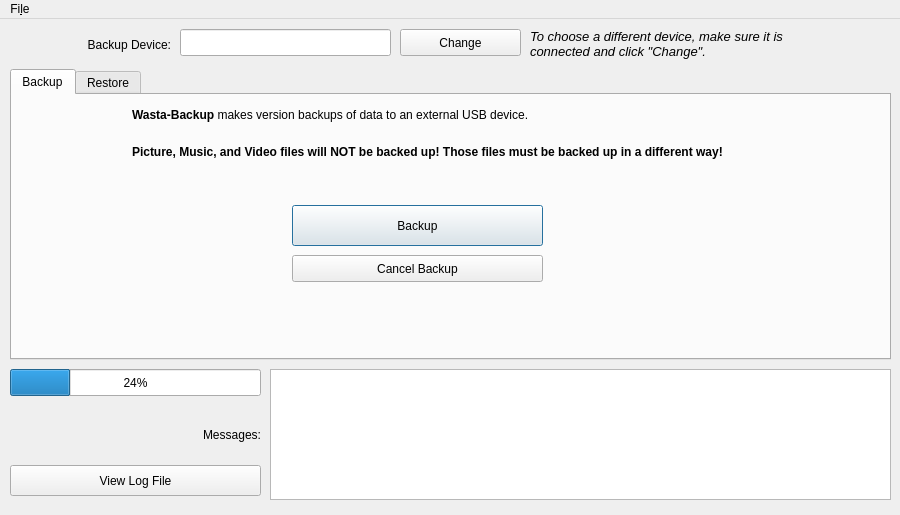
The window that mainwindow.ui (wasta-linux/wasta-backup) describes before a commit, drawn with Qt 5.
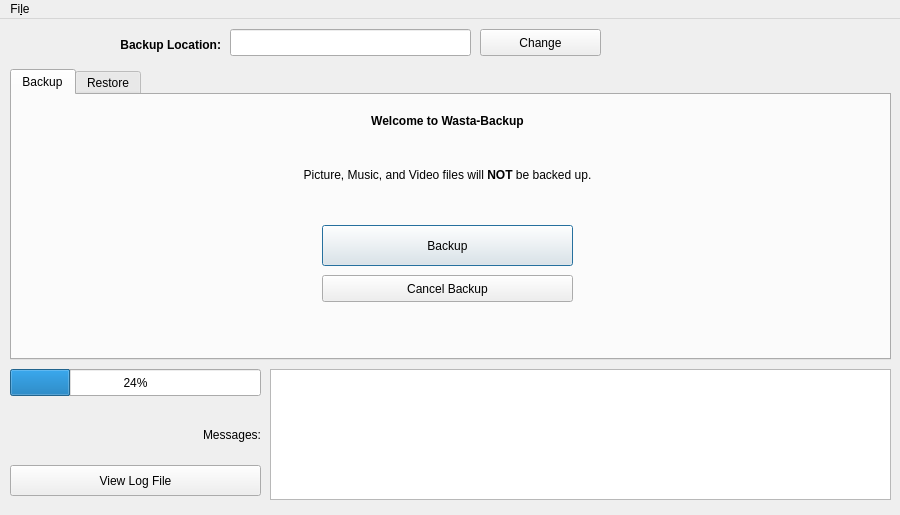
The same window after the commit. The open tabs and pages were chosen to show the change.

The edit to the form file:
```diff
--- a/mainwindow.ui
+++ b/mainwindow.ui
@@ -17,7 +17,7 @@
    <widget class="QPushButton" name="changeDeviceButton">
     <property name="geometry">
      <rect>
-      <x>400</x>
+      <x>480</x>
       <y>10</y>
       <width>121</width>
       <height>27</height>
@@ -30,9 +30,9 @@
    <widget class="QLineEdit" name="targetDeviceDisp">
     <property name="geometry">
      <rect>
-      <x>180</x>
+      <x>230</x>
       <y>10</y>
-      <width>211</width>
+      <width>241</width>
       <height>27</height>
      </rect>
     </property>
@@ -45,40 +45,21 @@
      <rect>
       <x>10</x>
       <y>5</y>
-      <width>161</width>
+      <width>211</width>
       <height>41</height>
      </rect>
     </property>
-    <property name="text">
-     <string>Backup Device:</string>
-    </property>
-    <property name="alignment">
-     <set>Qt::AlignRight|Qt::AlignTrailing|Qt::AlignVCenter</set>
-    </property>
-    <property name="wordWrap">
-     <bool>true</bool>
-    </property>
-   </widget>
-   <widget class="QLabel" name="label_4">
-    <property name="geometry">
-     <rect>
-      <x>530</x>
-      <y>10</y>
-      <width>291</width>
-      <height>61</height>
-     </rect>
-    </property>
     <property name="font">
      <font>
-      <pointsize>10</pointsize>
-      <italic>true</italic>
+      <weight>75</weight>
+      <bold>true</bold>
      </font>
     </property>
     <property name="text">
-     <string>To choose a different device, make sure it is connected and click &quot;Change&quot;.</string>
+     <string>Backup Location:</string>
     </property>
     <property name="alignment">
-     <set>Qt::AlignLeading|Qt::AlignLeft|Qt::AlignTop</set>
+     <set>Qt::AlignRight|Qt::AlignTrailing|Qt::AlignVCenter</set>
     </property>
     <property name="wordWrap">
      <bool>true</bool>
@@ -115,8 +96,8 @@
      <widget class="QPushButton" name="backupButton">
       <property name="geometry">
        <rect>
-        <x>280</x>
-        <y>110</y>
+        <x>310</x>
+        <y>130</y>
         <width>251</width>
         <height>41</height>
        </rect>
@@ -128,36 +109,23 @@
        <bool>true</bool>
       </property>
      </widget>
-     <widget class="QLabel" name="label_11">
-      <property name="geometry">
-       <rect>
-        <x>120</x>
-        <y>10</y>
-        <width>721</width>
-        <height>21</height>
-       </rect>
-      </property>
-      <property name="text">
-       <string>&lt;html&gt;&lt;head/&gt;&lt;body&gt;&lt;p&gt;&lt;span style=&quot; font-weight:600;&quot;&gt;Wasta-Backup&lt;/span&gt; makes version backups of data to an external USB device.&lt;/p&gt;&lt;/body&gt;&lt;/html&gt;</string>
-      </property>
-     </widget>
      <widget class="QLabel" name="backupIncludeLabel">
       <property name="geometry">
        <rect>
-        <x>120</x>
-        <y>50</y>
+        <x>130</x>
+        <y>40</y>
         <width>611</width>
-        <height>51</height>
+        <height>81</height>
        </rect>
       </property>
       <property name="text">
-       <string>&lt;html&gt;&lt;head/&gt;&lt;body&gt;&lt;p&gt;&lt;span style=&quot; font-weight:600;&quot;&gt;Picture, Music, and Video files will NOT be backed up! Those files must be backed up in a different way!&lt;/span&gt;&lt;/p&gt;&lt;/body&gt;&lt;/html&gt;</string>
+       <string>Picture, Music, and Video files will &lt;b&gt;NOT&lt;/b&gt; be backed up.</string>
       </property>
       <property name="textFormat">
-       <enum>Qt::RichText</enum>
+       <enum>Qt::AutoText</enum>
       </property>
       <property name="alignment">
-       <set>Qt::AlignLeading|Qt::AlignLeft|Qt::AlignTop</set>
+       <set>Qt::AlignCenter</set>
       </property>
       <property name="wordWrap">
        <bool>true</bool>
@@ -166,8 +134,8 @@
      <widget class="QPushButton" name="cancelBackupButton">
       <property name="geometry">
        <rect>
-        <x>280</x>
-        <y>160</y>
+        <x>310</x>
+        <y>180</y>
         <width>251</width>
         <height>27</height>
        </rect>
@@ -176,6 +144,34 @@
        <string>Cancel Backup</string>
       </property>
      </widget>
+     <widget class="QLabel" name="welcomeLabel">
+      <property name="geometry">
+       <rect>
+        <x>130</x>
+        <y>10</y>
+        <width>611</width>
+        <height>31</height>
+       </rect>
+      </property>
+      <property name="font">
+       <font>
+        <weight>75</weight>
+        <bold>true</bold>
+       </font>
+      </property>
+      <property name="text">
+       <string>Welcome to Wasta-Backup</string>
+      </property>
+      <property name="textFormat">
+       <enum>Qt::AutoText</enum>
+      </property>
+      <property name="alignment">
+       <set>Qt::AlignCenter</set>
+      </property>
+      <property name="wordWrap">
+       <bool>true</bool>
+      </property>
+     </widget>
     </widget>
     <widget class="QWidget" name="restoreTab">
      <attribute name="title">
```
Left out of the diff: 42 changed lines with no effect on the pictures.
